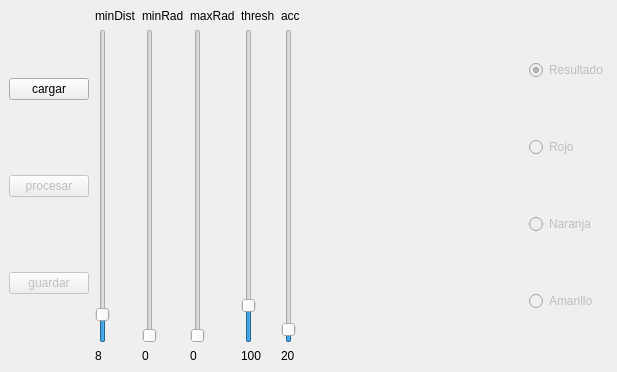
nlandau91/Procesamiento-de-Imagenes, file Actividad7/Actividad7_qt/mainwindow.ui: the form before one commit.
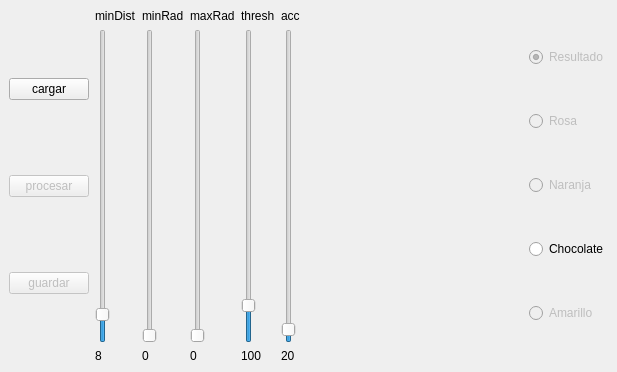
The form after the commit.

Patch:
```diff
--- a/Actividad7/Actividad7_qt/mainwindow.ui
+++ b/Actividad7/Actividad7_qt/mainwindow.ui
@@ -243,7 +243,7 @@
            <bool>false</bool>
           </property>
           <property name="text">
-           <string>Rojo</string>
+           <string>Rosa</string>
           </property>
          </widget>
         </item>
@@ -257,6 +257,13 @@
           </property>
          </widget>
         </item>
+        <item>
+         <widget class="QRadioButton" name="radioBtn_chocolate">
+          <property name="text">
+           <string>Chocolate</string>
+          </property>
+         </widget>
+        </item>
         <item>
          <widget class="QRadioButton" name="radioBtn_amarillo">
           <property name="enabled">
```
Left out of the diff: 2 changed lines with no effect on the pictures.
